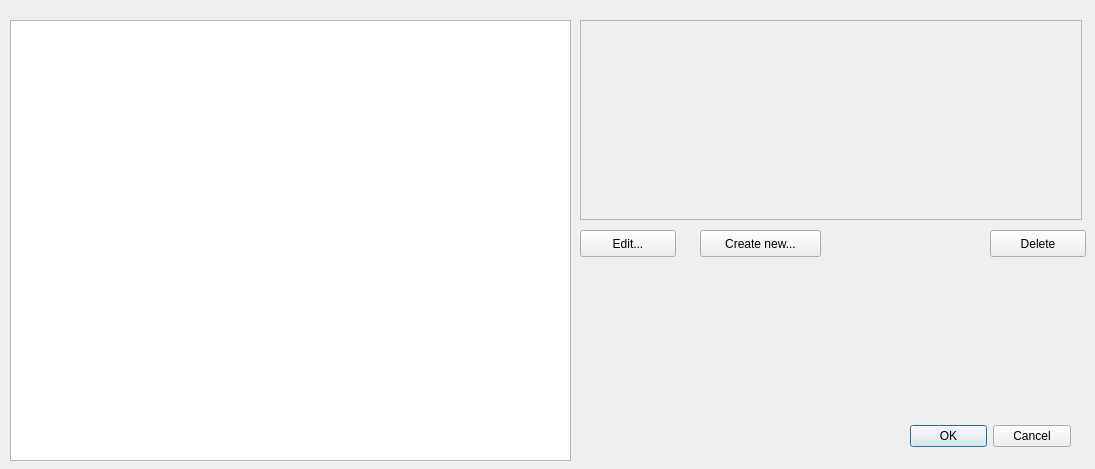
This is dialogwpsedit.ui in Vantskruv/XNVU-Calculator as Qt 5 draws it before an edit. The edited form follows.
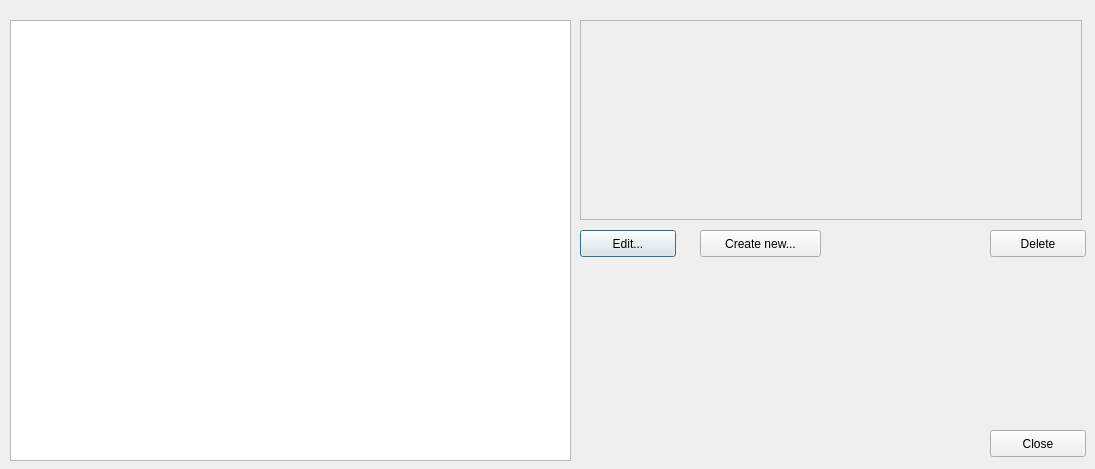
This is the edited form. Custom widgets are drawn as their Qt base class.

Patch:
```diff
--- a/dialogwpsedit.ui
+++ b/dialogwpsedit.ui
@@ -13,22 +13,6 @@
   <property name="windowTitle">
    <string>Dialog</string>
   </property>
-  <widget class="QDialogButtonBox" name="buttonBox">
-   <property name="geometry">
-    <rect>
-     <x>910</x>
-     <y>420</y>
-     <width>161</width>
-     <height>32</height>
-    </rect>
-   </property>
-   <property name="orientation">
-    <enum>Qt::Horizontal</enum>
-   </property>
-   <property name="standardButtons">
-    <set>QDialogButtonBox::Cancel|QDialogButtonBox::Ok</set>
-   </property>
-  </widget>
   <widget class="QListWidget" name="listWPS">
    <property name="geometry">
     <rect>
@@ -283,6 +267,19 @@
     <string>Create new...</string>
    </property>
   </widget>
+  <widget class="QPushButton" name="pushButton">
+   <property name="geometry">
+    <rect>
+     <x>990</x>
+     <y>430</y>
+     <width>96</width>
+     <height>27</height>
+    </rect>
+   </property>
+   <property name="text">
+    <string>Close</string>
+   </property>
+  </widget>
  </widget>
  <customwidgets>
   <customwidget>
```
Left out of the diff: 4 changed lines with no effect on the pictures.
